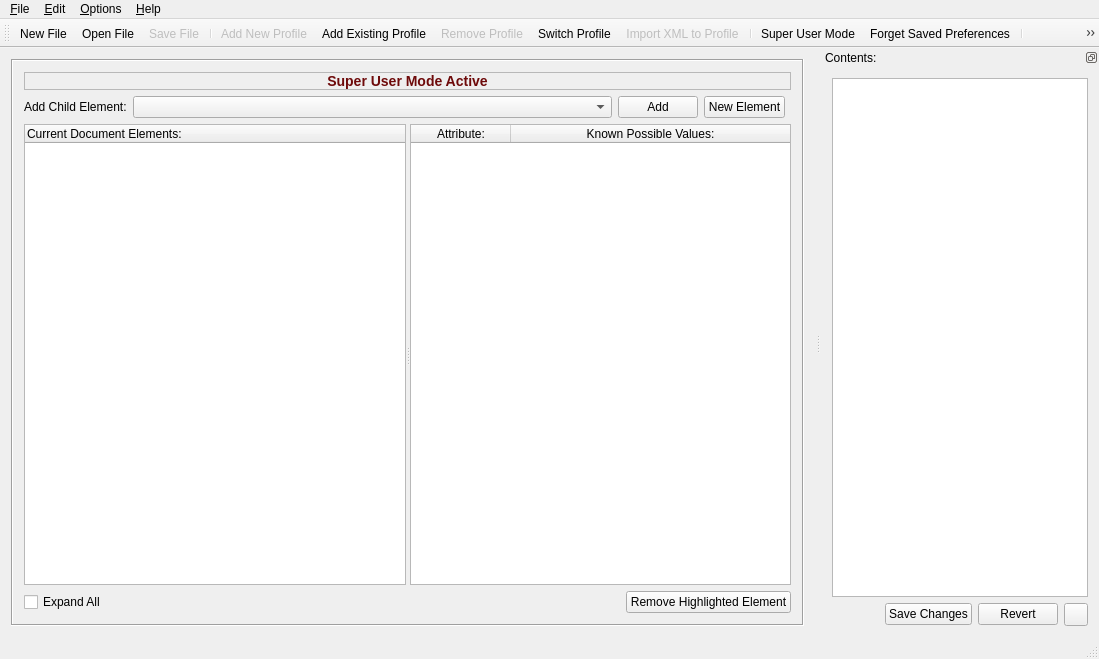
First picture: the form in GCXMLGenerator/gcmainwindow.ui, repository goblincoding/xmlmill, before the edit.
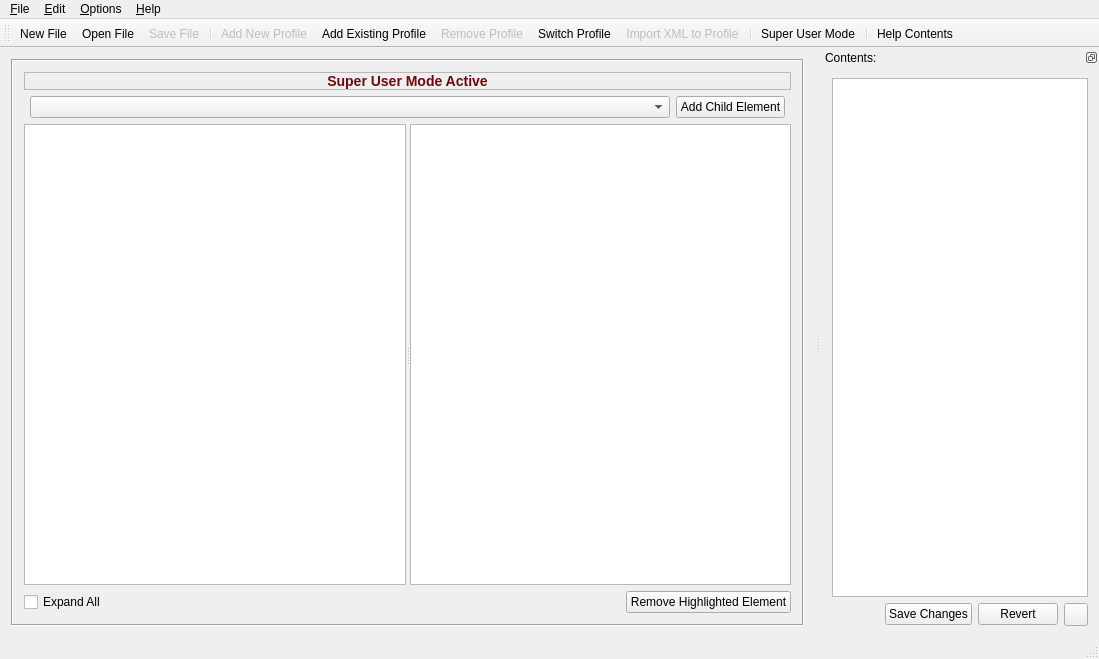
Second picture: the form after the edit. Icons and pictures are not drawn.

Patch:
```diff
--- a/GCXMLGenerator/gcmainwindow.ui
+++ b/GCXMLGenerator/gcmainwindow.ui
@@ -33,13 +33,6 @@
       <layout class="QVBoxLayout" name="verticalLayout">
        <item>
         <layout class="QGridLayout" name="gridLayout">
-         <item row="1" column="0">
-          <widget class="QLabel" name="addElementLabel">
-           <property name="text">
-            <string>Add Child Element:</string>
-           </property>
-          </widget>
-         </item>
          <item row="1" column="1">
           <widget class="QComboBox" name="addElementComboBox">
            <property name="sizePolicy">
@@ -53,18 +46,11 @@
          <item row="1" column="2">
           <widget class="QPushButton" name="addChildElementButton">
            <property name="text">
-            <string>Add</string>
+            <string>Add Child Element</string>
            </property>
           </widget>
          </item>
-         <item row="1" column="3">
-          <widget class="QPushButton" name="addNewElementButton">
-           <property name="text">
-            <string>New Element</string>
-           </property>
-          </widget>
-         </item>
-         <item row="0" column="0" colspan="5">
+         <item row="0" column="0" colspan="4">
           <widget class="QLabel" name="superUserLabel">
            <property name="autoFillBackground">
             <bool>false</bool>
@@ -119,11 +105,11 @@
            <bool>true</bool>
           </property>
           <attribute name="headerVisible">
-           <bool>true</bool>
+           <bool>false</bool>
           </attribute>
           <column>
            <property name="text">
-            <string notr="true">Current Document Elements:</string>
+            <string notr="true">Document Elements:</string>
            </property>
           </column>
          </widget>
@@ -138,7 +124,7 @@
            <number>2</number>
           </property>
           <attribute name="horizontalHeaderVisible">
-           <bool>true</bool>
+           <bool>false</bool>
           </attribute>
           <attribute name="horizontalHeaderCascadingSectionResizes">
            <bool>true</bool>
@@ -281,10 +267,8 @@
    <addaction name="actionImportXMLToDatabase"/>
    <addaction name="separator"/>
    <addaction name="actionSuperUserMode"/>
-   <addaction name="actionForgetPreferences"/>
    <addaction name="separator"/>
    <addaction name="actionHelpContents"/>
-   <addaction name="actionVisitOfficialSite"/>
   </widget>
   <widget class="QStatusBar" name="statusBar"/>
   <widget class="QDockWidget" name="dockWidget">
@@ -563,7 +547,7 @@
      <normaloff>:/resources/importxml.png</normaloff>:/resources/importxml.png</iconset>
    </property>
    <property name="text">
-    <string>&amp;Import XML to Profile</string>
+    <string>I&amp;mport XML to Profile</string>
    </property>
    <property name="whatsThis">
     <string>Import the current XML document to the active profile.</string>
```
Left out of the diff: 50 changed lines with no effect on the pictures.
